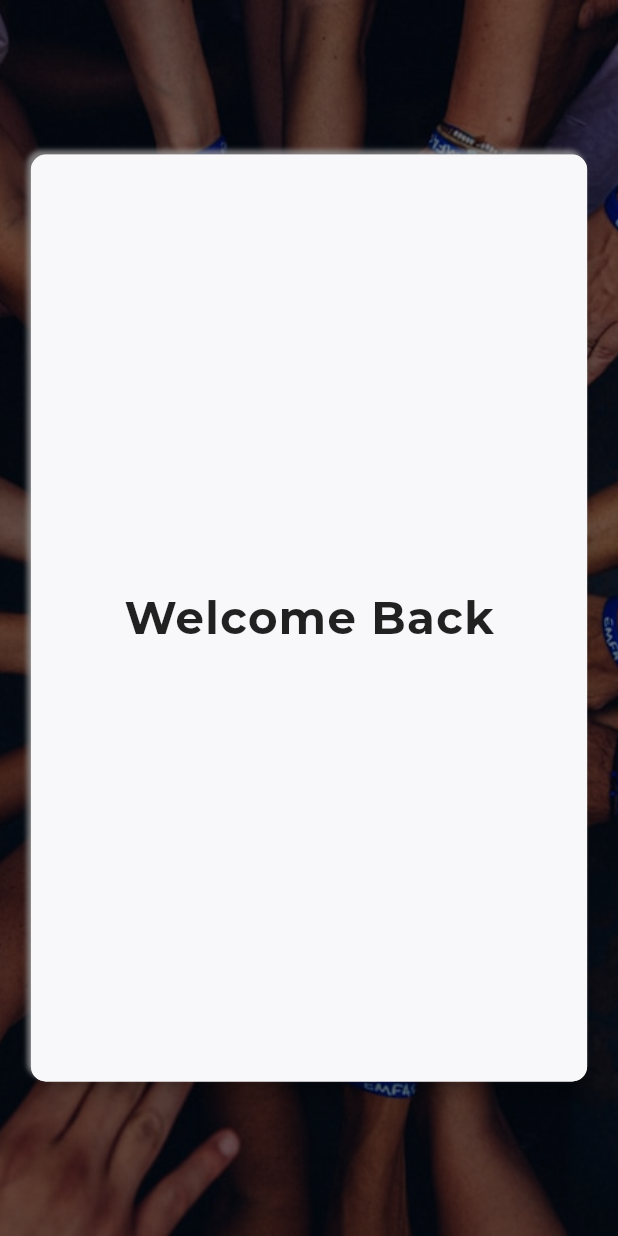
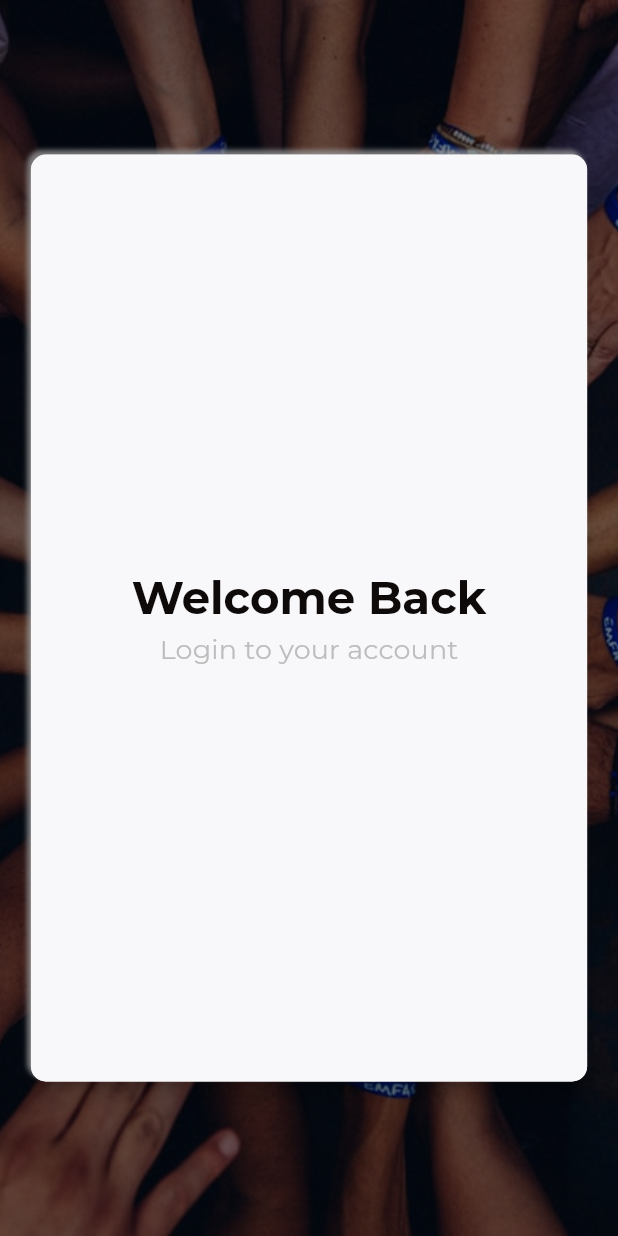
Before and after one commit to margaiwangara/untitled_project, a Flutter app: the screen it shows after launch, on a phone screen of 412 x 824 dp. Run offline on Flutter 3.47's test engine with Material 2 defaults, Android fonts, the phone set to English and light mode, and no system bars; our stand-ins replace google_fonts, wakelock.

Commit message:
error fixed, font loading from google fonts, figure out embedding more styles to theme styles

```diff
--- a/lib/ui/login.dart
+++ b/lib/ui/login.dart
@@ -59,7 +59,19 @@ class _LoginState extends State<Login> {
               children: <Widget>[
                 Text(
                   'Welcome Back',
-                  style: Theme.of(context).textTheme.title,
+                  style: Theme.of(context)
+                      .textTheme
+                      .title
+                      .copyWith(color: Theme.of(context).primaryColor),
+                ),
+                SizedBox(
+                  height: 5.0,
+                ),
+                Text(
+                  'Login to your account',
+                  style: Theme.of(context).textTheme.subtitle.copyWith(
+                        color: Theme.of(context).primaryColorLight,
+                      ),
                 ),
               ],
             )),
--- a/lib/widget/theme.dart
+++ b/lib/widget/theme.dart
@@ -17,15 +17,13 @@ ThemeData appTheme = ThemeData(
     title: GoogleFonts.montserrat(
       textStyle: TextStyle(
         fontSize: 30.0,
-        fontWeight: FontWeight.w700,
-        letterSpacing: 0.9,
+        fontWeight: FontWeight.bold,
       ),
     ),
     subtitle: GoogleFonts.montserrat(
       textStyle: TextStyle(
-        fontSize: 20.0,
+        fontSize: 18.0,
         fontWeight: FontWeight.normal,
-        letterSpacing: 0.9,
       ),
     ),
     body1: GoogleFonts.montserrat(
```
